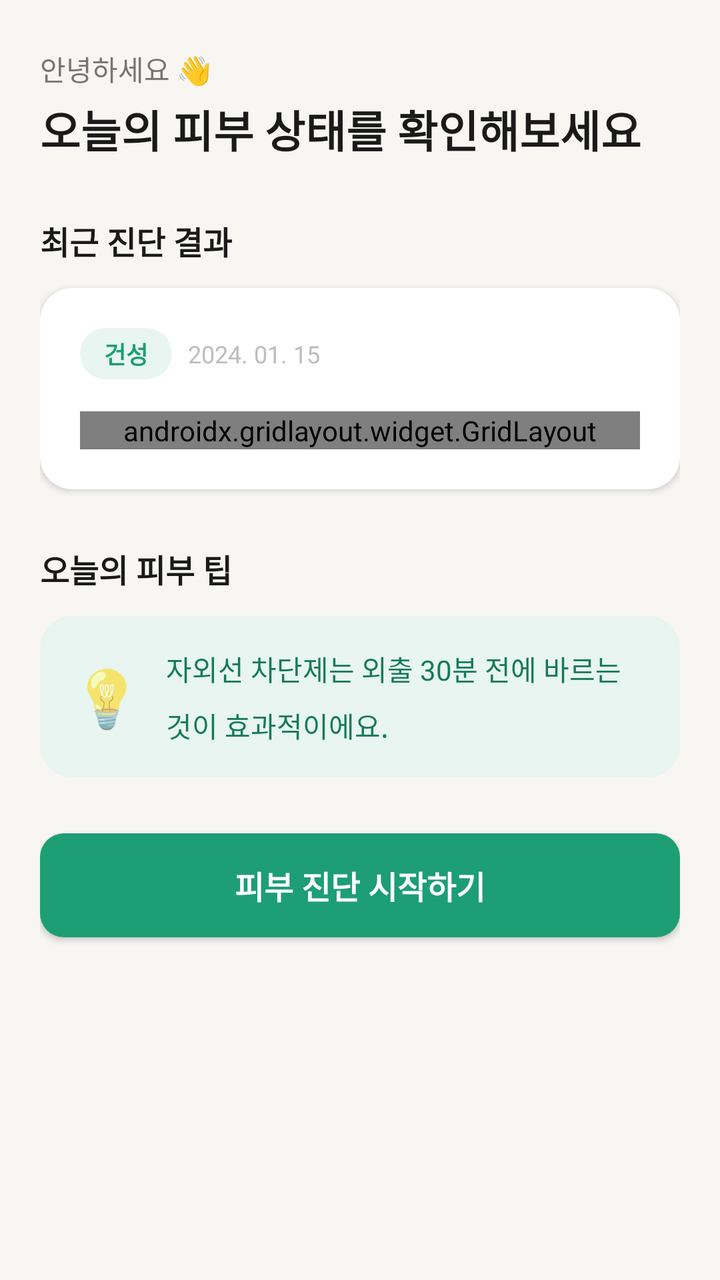
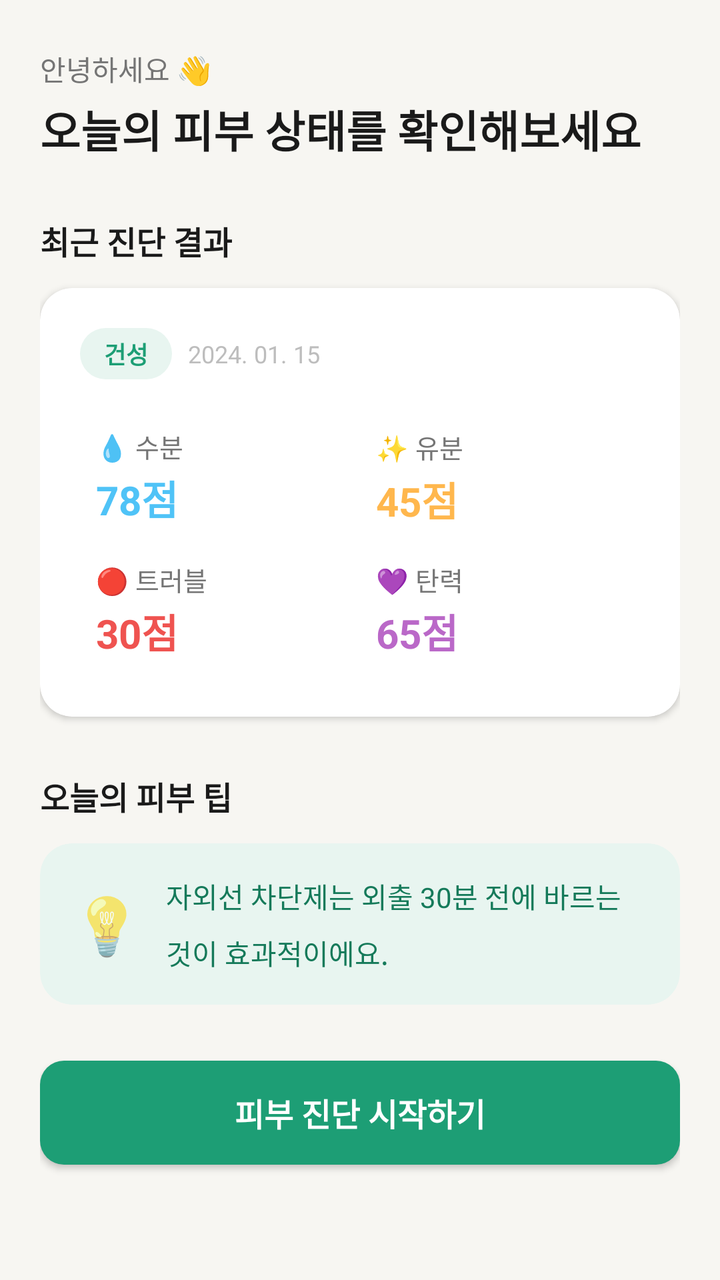

The first picture is an Android layout as it rendered before a commit; the second is the same layout after the commit. The layout source and the unified diff follow.
<!-- AndroidManifest.xml: application theme Theme.Soboroskin -->
<!-- res/layout/fragment_home.xml -->
<?xml version="1.0" encoding="utf-8"?>
<ScrollView
    xmlns:android="http://schemas.android.com/apk/res/android"
    xmlns:app="http://schemas.android.com/apk/res-auto"
    android:layout_width="match_parent"
    android:layout_height="match_parent"
    android:background="@color/background"
    android:fillViewport="true">

    <LinearLayout
        android:layout_width="match_parent"
        android:layout_height="wrap_content"
        android:orientation="vertical"
        android:paddingHorizontal="20dp"
        android:paddingTop="24dp"
        android:paddingBottom="32dp">

        
        <TextView
            android:id="@+id/tv_greeting"
            android:layout_width="match_parent"
            android:layout_height="wrap_content"
            android:text="@string/home_greeting"
            android:textSize="14sp"
            android:textColor="@color/text_secondary" />

        <TextView
            android:id="@+id/tv_subtitle"
            android:layout_width="match_parent"
            android:layout_height="wrap_content"
            android:text="@string/home_subtitle"
            android:textSize="22sp"
            android:textColor="@color/on_background"
            android:textStyle="bold"
            android:layout_marginTop="4dp" />

        
        <TextView
            android:layout_width="match_parent"
            android:layout_height="wrap_content"
            android:text="@string/home_latest_diagnosis"
            android:textSize="16sp"
            android:textColor="@color/on_background"
            android:textStyle="bold"
            android:layout_marginTop="28dp" />

        <androidx.cardview.widget.CardView
            android:id="@+id/card_diagnosis"
            android:layout_width="match_parent"
            android:layout_height="wrap_content"
            android:layout_marginTop="12dp"
            app:cardCornerRadius="16dp"
            app:cardElevation="2dp"
            app:cardBackgroundColor="@color/surface">

            <LinearLayout
                android:id="@+id/layout_diagnosis_content"
                android:layout_width="match_parent"
                android:layout_height="wrap_content"
                android:orientation="vertical"
                android:padding="20dp">

                
                <LinearLayout
                    android:layout_width="match_parent"
                    android:layout_height="wrap_content"
                    android:orientation="horizontal"
                    android:gravity="center_vertical">

                    <TextView
                        android:id="@+id/tv_skin_type_badge"
                        android:layout_width="wrap_content"
                        android:layout_height="wrap_content"
                        android:background="@drawable/bg_tag"
                        android:paddingHorizontal="12dp"
                        android:paddingVertical="4dp"
                        android:textColor="@color/primary"
                        android:textSize="12sp"
                        android:textStyle="bold"
                        android:text="건성" />

                    <TextView
                        android:id="@+id/tv_diagnosis_date"
                        android:layout_width="wrap_content"
                        android:layout_height="wrap_content"
                        android:layout_marginStart="8dp"
                        android:textColor="@color/text_hint"
                        android:textSize="12sp"
                        android:text="2024. 01. 15" />
                </LinearLayout>

                
                <androidx.gridlayout.widget.GridLayout
                    android:layout_width="match_parent"
                    android:layout_height="wrap_content"
                    android:layout_marginTop="16dp"
                    app:columnCount="2"
                    app:rowCount="2">

                    
                    <LinearLayout
                        android:layout_width="0dp"
                        android:layout_height="wrap_content"
                        android:orientation="vertical"
                        android:padding="8dp"
                        app:layout_columnWeight="1">
                        <TextView
                            android:layout_width="wrap_content"
                            android:layout_height="wrap_content"
                            android:text="💧 수분"
                            android:textSize="13sp"
                            android:textColor="@color/text_secondary" />
                        <TextView
                            android:id="@+id/tv_score_moisture"
                            android:layout_width="wrap_content"
                            android:layout_height="wrap_content"
                            android:text="78점"
                            android:textSize="20sp"
                            android:textStyle="bold"
                            android:textColor="@color/accent_moisture"
                            android:layout_marginTop="2dp" />
                    </LinearLayout>

                    
                    <LinearLayout
                        android:layout_width="0dp"
                        android:layout_height="wrap_content"
                        android:orientation="vertical"
                        android:padding="8dp"
                        app:layout_columnWeight="1">
                        <TextView
                            android:layout_width="wrap_content"
                            android:layout_height="wrap_content"
                            android:text="✨ 유분"
                            android:textSize="13sp"
                            android:textColor="@color/text_secondary" />
                        <TextView
                            android:id="@+id/tv_score_oil"
                            android:layout_width="wrap_content"
                            android:layout_height="wrap_content"
                            android:text="45점"
                            android:textSize="20sp"
                            android:textStyle="bold"
                            android:textColor="@color/accent_oil"
                            android:layout_marginTop="2dp" />
                    </LinearLayout>

                    
                    <LinearLayout
                        android:layout_width="0dp"
                        android:layout_height="wrap_content"
                        android:orientation="vertical"
                        android:padding="8dp"
                        app:layout_columnWeight="1">
                        <TextView
                            android:layout_width="wrap_content"
                            android:layout_height="wrap_content"
                            android:text="🔴 트러블"
                            android:textSize="13sp"
                            android:textColor="@color/text_secondary" />
                        <TextView
                            android:id="@+id/tv_score_trouble"
                            android:layout_width="wrap_content"
                            android:layout_height="wrap_content"
                            android:text="30점"
                            android:textSize="20sp"
                            android:textStyle="bold"
                            android:textColor="@color/accent_trouble"
                            android:layout_marginTop="2dp" />
                    </LinearLayout>

                    
                    <LinearLayout
                        android:layout_width="0dp"
                        android:layout_height="wrap_content"
                        android:orientation="vertical"
                        android:padding="8dp"
                        app:layout_columnWeight="1">
                        <TextView
                            android:layout_width="wrap_content"
                            android:layout_height="wrap_content"
                            android:text="💜 탄력"
                            android:textSize="13sp"
                            android:textColor="@color/text_secondary" />
                        <TextView
                            android:id="@+id/tv_score_elasticity"
                            android:layout_width="wrap_content"
                            android:layout_height="wrap_content"
                            android:text="65점"
                            android:textSize="20sp"
                            android:textStyle="bold"
                            android:textColor="@color/accent_elasticity"
                            android:layout_marginTop="2dp" />
                    </LinearLayout>
                </androidx.gridlayout.widget.GridLayout>
            </LinearLayout>

            
            <LinearLayout
                android:id="@+id/layout_diagnosis_empty"
                android:layout_width="match_parent"
                android:layout_height="wrap_content"
                android:orientation="vertical"
                android:gravity="center"
                android:padding="32dp"
                android:visibility="gone">

                <TextView
                    android:layout_width="wrap_content"
                    android:layout_height="wrap_content"
                    android:text="@string/home_no_diagnosis"
                    android:textColor="@color/text_secondary"
                    android:textSize="14sp"
                    android:gravity="center"
                    android:lineSpacingMultiplier="1.5" />
            </LinearLayout>
        </androidx.cardview.widget.CardView>

        
        <TextView
            android:layout_width="match_parent"
            android:layout_height="wrap_content"
            android:text="@string/home_tip_title"
            android:textSize="16sp"
            android:textColor="@color/on_background"
            android:textStyle="bold"
            android:layout_marginTop="28dp" />

        <androidx.cardview.widget.CardView
            android:id="@+id/card_tip"
            android:layout_width="match_parent"
            android:layout_height="wrap_content"
            android:layout_marginTop="12dp"
            app:cardCornerRadius="16dp"
            app:cardElevation="0dp"
            app:cardBackgroundColor="@color/primary_light">

            <LinearLayout
                android:layout_width="match_parent"
                android:layout_height="wrap_content"
                android:orientation="horizontal"
                android:padding="16dp"
                android:gravity="center_vertical">

                <TextView
                    android:layout_width="wrap_content"
                    android:layout_height="wrap_content"
                    android:text="💡"
                    android:textSize="28sp" />

                <TextView
                    android:id="@+id/tv_tip"
                    android:layout_width="0dp"
                    android:layout_height="wrap_content"
                    android:layout_weight="1"
                    android:layout_marginStart="12dp"
                    android:text="자외선 차단제는 외출 30분 전에 바르는 것이 효과적이에요."
                    android:textSize="14sp"
                    android:textColor="@color/primary_dark"
                    android:lineSpacingMultiplier="1.4" />
            </LinearLayout>
        </androidx.cardview.widget.CardView>

        
        <Button
            android:id="@+id/btn_quick_scan"
            android:layout_width="match_parent"
            android:layout_height="52dp"
            android:layout_marginTop="28dp"
            android:background="@drawable/bg_button_primary"
            android:text="@string/home_scan_btn"
            android:textColor="@color/on_primary"
            android:textSize="16sp"
            android:textStyle="bold" />

    </LinearLayout>
</ScrollView>
<!-- resources referenced by this layout -->
<resources>
  <color name="accent_elasticity">#BA68C8</color>
  <color name="accent_moisture">#4FC3F7</color>
  <color name="accent_oil">#FFB74D</color>
  <color name="accent_trouble">#EF5350</color>
  <color name="background">#F7F6F2</color>
  <color name="on_background">#1A1A1A</color>
  <color name="on_primary">#FFFFFF</color>
  <color name="primary">#1D9E75</color>
  <color name="primary_dark">#157A5A</color>
  <color name="primary_light">#E8F5F0</color>
  <color name="surface">#FFFFFF</color>
  <color name="text_hint">#BDBDBD</color>
  <color name="text_secondary">#757575</color>
  <!-- drawable bg_button_primary (drawable) -->
  <?xml version="1.0" encoding="utf-8"?>
  <shape xmlns:android="http://schemas.android.com/apk/res/android"
      android:shape="rectangle">
      <solid android:color="@color/primary" />
      <corners android:radius="12dp" />
  </shape>
  <!-- drawable bg_tag (drawable) -->
  <?xml version="1.0" encoding="utf-8"?>
  <shape xmlns:android="http://schemas.android.com/apk/res/android"
      android:shape="rectangle">
      <solid android:color="@color/primary_light" />
      <corners android:radius="100dp" />
  </shape>
  <string name="home_greeting">안녕하세요 👋</string>
  <string name="home_latest_diagnosis">최근 진단 결과</string>
  <string name="home_no_diagnosis">아직 진단 기록이 없어요\n진단 버튼을 눌러 시작해보세요</string>
  <string name="home_scan_btn">피부 진단 시작하기</string>
  <string name="home_subtitle">오늘의 피부 상태를 확인해보세요</string>
  <string name="home_tip_title">오늘의 피부 팁</string>
  <style name="Theme.Soboroskin" parent="Theme.MaterialComponents.Light.NoActionBar">
          <item name="colorPrimary">@color/primary</item>
          <item name="colorPrimaryVariant">@color/primary_dark</item>
          <item name="colorOnPrimary">@color/on_primary</item>
          <item name="colorSecondary">@color/primary_variant</item>
          <item name="colorSecondaryVariant">@color/primary_dark</item>
          <item name="colorOnSecondary">@color/on_primary</item>
          <item name="android:colorBackground">@color/background</item>
          <item name="colorSurface">@color/surface</item>
          <item name="colorOnSurface">@color/on_surface</item>
          <item name="android:statusBarColor">@color/background</item>
          <item name="android:windowLightStatusBar" tools:targetApi="m">true</item>
          <item name="android:navigationBarColor">@color/surface</item>
          <item name="android:fontFamily">sans-serif</item>
      </style>
  <color name="primary_variant">#2DBF8C</color>
  <color name="on_surface">#1A1A1A</color>
</resources>

<!-- the commit's change to res/layout/fragment_home.xml (unified diff, before → after) -->
@@ -90,109 +90,118 @@
                 </LinearLayout>
 
                 
-                <androidx.gridlayout.widget.GridLayout
+                <LinearLayout
                     android:layout_width="match_parent"
                     android:layout_height="wrap_content"
-                    android:layout_marginTop="16dp"
-                    app:columnCount="2"
-                    app:rowCount="2">
+                    android:orientation="vertical"
+                    android:layout_marginTop="16dp">
 
                     
                     <LinearLayout
-                        android:layout_width="0dp"
-                        android:layout_height="wrap_content"
-                        android:orientation="vertical"
-                        android:padding="8dp"
-                        app:layout_columnWeight="1">
-                        <TextView
-                            android:layout_width="wrap_content"
-                            android:layout_height="wrap_content"
-                            android:text="💧 수분"
-                            android:textSize="13sp"
-                            android:textColor="@color/text_secondary" />
-                        <TextView
-                            android:id="@+id/tv_score_moisture"
-                            android:layout_width="wrap_content"
-                            android:layout_height="wrap_content"
-                            android:text="78점"
-                            android:textSize="20sp"
-                            android:textStyle="bold"
-                            android:textColor="@color/accent_moisture"
-                            android:layout_marginTop="2dp" />
+                        android:layout_width="match_parent"
+                        android:layout_height="wrap_content"
+                        android:orientation="horizontal">
+
+                        <LinearLayout
+                            android:layout_width="0dp"
+                            android:layout_height="wrap_content"
+                            android:layout_weight="1"
+                            android:orientation="vertical"
+                            android:padding="8dp">
+                            <TextView
+                                android:layout_width="wrap_content"
+                                android:layout_height="wrap_content"
+                                android:text="💧 수분"
+                                android:textSize="13sp"
+                                android:textColor="@color/text_secondary" />
+                            <TextView
+                                android:id="@+id/tv_score_moisture"
+                                android:layout_width="wrap_content"
+                                android:layout_height="wrap_content"
+                                android:text="78점"
+                                android:textSize="20sp"
+                                android:textStyle="bold"
+                                android:textColor="@color/accent_moisture"
+                                android:layout_marginTop="2dp" />
+                        </LinearLayout>
+
+                        <LinearLayout
+                            android:layout_width="0dp"
+                            android:layout_height="wrap_content"
+                            android:layout_weight="1"
+                            android:orientation="vertical"
+                            android:padding="8dp">
+                            <TextView
+                                android:layout_width="wrap_content"
+                                android:layout_height="wrap_content"
+                                android:text="✨ 유분"
+                                android:textSize="13sp"
+                                android:textColor="@color/text_secondary" />
+                            <TextView
+                                android:id="@+id/tv_score_oil"
+                                android:layout_width="wrap_content"
+                                android:layout_height="wrap_content"
+                                android:text="45점"
+                                android:textSize="20sp"
+                                android:textStyle="bold"
+                                android:textColor="@color/accent_oil"
+                                android:layout_marginTop="2dp" />
+                        </LinearLayout>
                     </LinearLayout>
 
                     
                     <LinearLayout
-                        android:layout_width="0dp"
-                        android:layout_height="wrap_content"
-                        android:orientation="vertical"
-                        android:padding="8dp"
-                        app:layout_columnWeight="1">
-                        <TextView
-                            android:layout_width="wrap_content"
-                            android:layout_height="wrap_content"
-                            android:text="✨ 유분"
-                            android:textSize="13sp"
-                            android:textColor="@color/text_secondary" />
-                        <TextView
-                            android:id="@+id/tv_score_oil"
-                            android:layout_width="wrap_content"
-                            android:layout_height="wrap_content"
-                            android:text="45점"
-                            android:textSize="20sp"
-                            android:textStyle="bold"
-                            android:textColor="@color/accent_oil"
-                            android:layout_marginTop="2dp" />
+                        android:layout_width="match_parent"
+                        android:layout_height="wrap_content"
+                        android:orientation="horizontal">
+
+                        <LinearLayout
+                            android:layout_width="0dp"
+                            android:layout_height="wrap_content"
+                            android:layout_weight="1"
+                            android:orientation="vertical"
+                            android:padding="8dp">
+                            <TextView
+                                android:layout_width="wrap_content"
+                                android:layout_height="wrap_content"
+                                android:text="🔴 트러블"
+                                android:textSize="13sp"
+                                android:textColor="@color/text_secondary" />
+                            <TextView
+                                android:id="@+id/tv_score_trouble"
+                                android:layout_width="wrap_content"
+                                android:layout_height="wrap_content"
+                                android:text="30점"
+                                android:textSize="20sp"
+                                android:textStyle="bold"
+                                android:textColor="@color/accent_trouble"
+                                android:layout_marginTop="2dp" />
+                        </LinearLayout>
+
+                        <LinearLayout
+                            android:layout_width="0dp"
+                            android:layout_height="wrap_content"
+                            android:layout_weight="1"
+                            android:orientation="vertical"
+                            android:padding="8dp">
+                            <TextView
+                                android:layout_width="wrap_content"
+                                android:layout_height="wrap_content"
+                                android:text="💜 탄력"
+                                android:textSize="13sp"
+                                android:textColor="@color/text_secondary" />
+                            <TextView
+                                android:id="@+id/tv_score_elasticity"
+                                android:layout_width="wrap_content"
+                                android:layout_height="wrap_content"
+                                android:text="65점"
+                                android:textSize="20sp"
+                                android:textStyle="bold"
+                                android:textColor="@color/accent_elasticity"
+                                android:layout_marginTop="2dp" />
+                        </LinearLayout>
                     </LinearLayout>
-
-                    
-                    <LinearLayout
-                        android:layout_width="0dp"
-                        android:layout_height="wrap_content"
-                        android:orientation="vertical"
-                        android:padding="8dp"
-                        app:layout_columnWeight="1">
-                        <TextView
-                            android:layout_width="wrap_content"
-                            android:layout_height="wrap_content"
-                            android:text="🔴 트러블"
-                            android:textSize="13sp"
-                            android:textColor="@color/text_secondary" />
-                        <TextView
-                            android:id="@+id/tv_score_trouble"
-                            android:layout_width="wrap_content"
-                            android:layout_height="wrap_content"
-                            android:text="30점"
-                            android:textSize="20sp"
-                            android:textStyle="bold"
-                            android:textColor="@color/accent_trouble"
-                            android:layout_marginTop="2dp" />
-                    </LinearLayout>
-
-                    
-                    <LinearLayout
-                        android:layout_width="0dp"
-                        android:layout_height="wrap_content"
-                        android:orientation="vertical"
-                        android:padding="8dp"
-                        app:layout_columnWeight="1">
-                        <TextView
-                            android:layout_width="wrap_content"
-                            android:layout_height="wrap_content"
-                            android:text="💜 탄력"
-                            android:textSize="13sp"
-                            android:textColor="@color/text_secondary" />
-                        <TextView
-                            android:id="@+id/tv_score_elasticity"
-                            android:layout_width="wrap_content"
-                            android:layout_height="wrap_content"
-                            android:text="65점"
-                            android:textSize="20sp"
-                            android:textStyle="bold"
-                            android:textColor="@color/accent_elasticity"
-                            android:layout_marginTop="2dp" />
-                    </LinearLayout>
-                </androidx.gridlayout.widget.GridLayout>
+                </LinearLayout>
             </LinearLayout>
 
             
